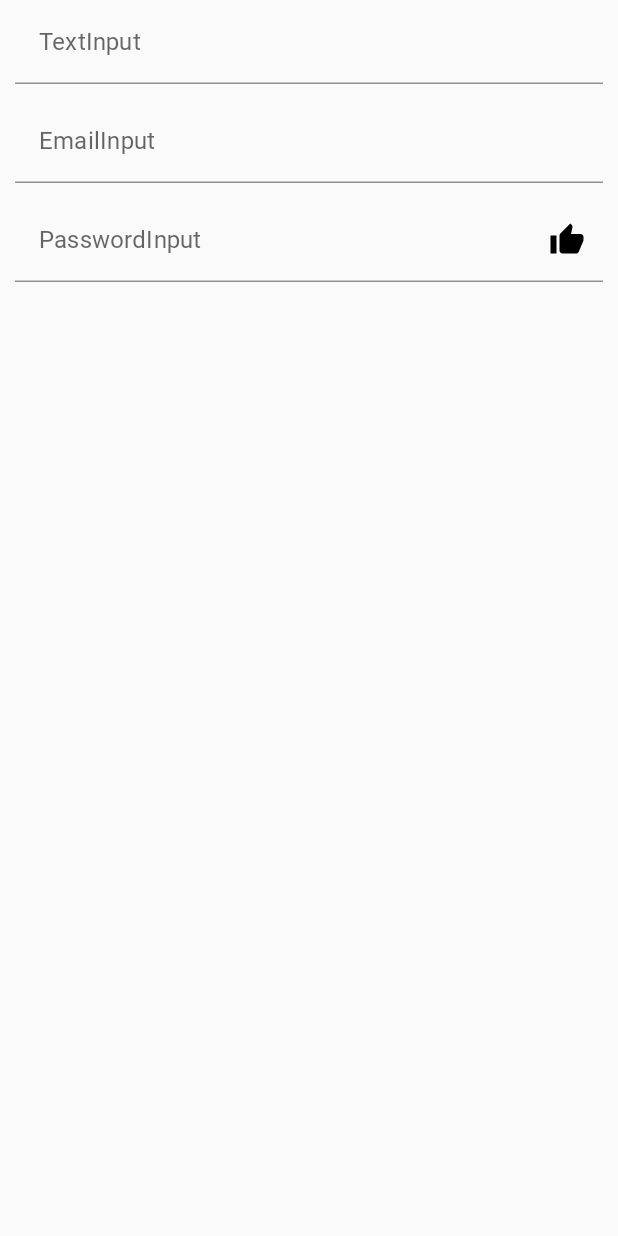
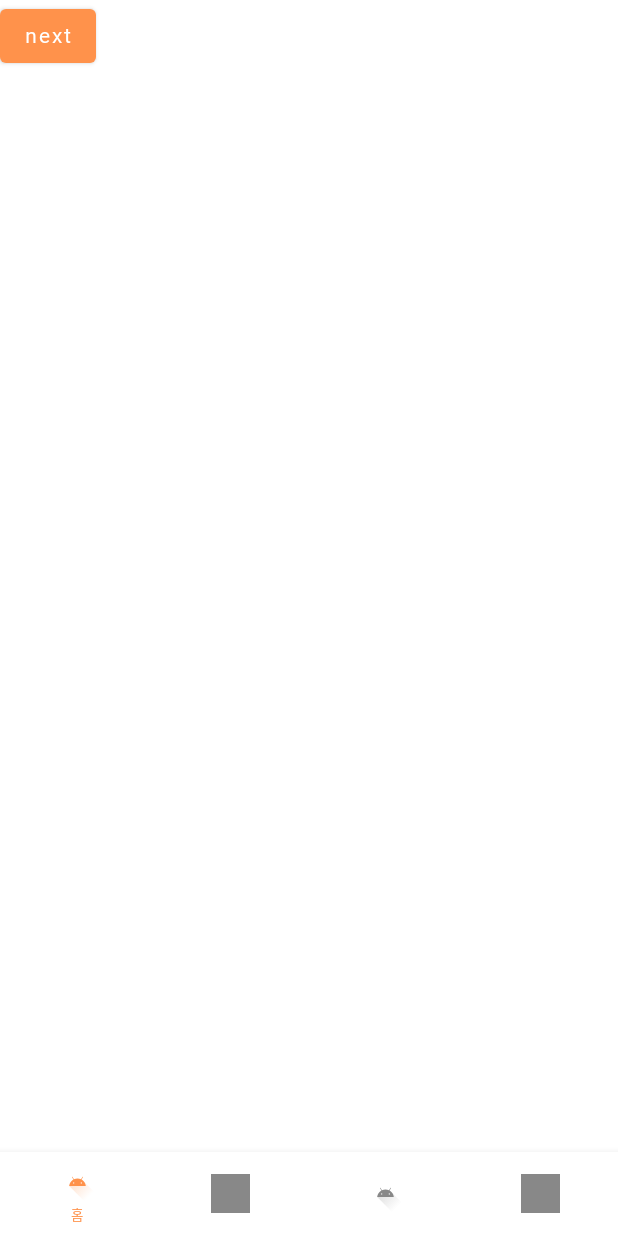
Before and after one commit to 6Android/OurHome, an Android app built with Jetpack Compose: the screen it shows after launch (MainActivity), on a phone screen of 412 x 824 dp. Run offline under Robolectric (Android 15) with nearby library versions, the phone set to English and light mode, and no system bars; Roboto replaces fonts that are not available here.

Commit message:
chore : BottomNavigation 추가 (S07P31D203-156)

```diff
--- a/OurHome/presentation/src/main/java/com/ssafy/ourhome/MainActivity.kt
+++ b/OurHome/presentation/src/main/java/com/ssafy/ourhome/MainActivity.kt
@@ -3,17 +3,19 @@ package com.ssafy.ourhome
 import android.os.Bundle
 import androidx.activity.ComponentActivity
 import androidx.activity.compose.setContent
-import androidx.compose.foundation.layout.Column
+import androidx.compose.foundation.layout.Box
 import androidx.compose.foundation.layout.fillMaxSize
-import androidx.compose.foundation.rememberScrollState
-import androidx.compose.foundation.verticalScroll
+import androidx.compose.foundation.layout.padding
+
 import androidx.compose.material.MaterialTheme
+import androidx.compose.material.Scaffold
 import androidx.compose.material.Surface
 import androidx.compose.runtime.Composable
 import androidx.compose.ui.Modifier
 import androidx.compose.ui.tooling.preview.Preview
-import com.ssafy.ourhome.components.EditTextPreView
-import com.ssafy.ourhome.components.RoundedButton
+import androidx.navigation.compose.rememberNavController
+import com.ssafy.ourhome.navigation.BottomNavigation
+import com.ssafy.ourhome.navigation.OurHomeNavGraph
 import com.ssafy.ourhome.ui.theme.OurHomeTheme
 
 class MainActivity : ComponentActivity() {
@@ -21,8 +23,8 @@ class MainActivity : ComponentActivity() {
         super.onCreate(savedInstanceState)
         setContent {
             OurHomeTheme {
-//                MyApp()
-                EditTextPreView()
+                MyApp()
+//                EditTextPreView()
             }
         }
     }
@@ -34,9 +36,19 @@ fun MyApp() {
         modifier = Modifier.fillMaxSize(),
         color = MaterialTheme.colors.background
     ) {
-        Column(modifier = Modifier.verticalScroll(rememberScrollState())) {
-            RoundedButton(label = "우리집")
+
+        val navController = rememberNavController()
+        Scaffold(
+            bottomBar = { BottomNavigation(navController) }
+        ) {
+            Box(modifier = Modifier.padding(it)) {
+                OurHomeNavGraph(navController)
+
+            }
         }
+//        Column(modifier = Modifier.verticalScroll(rememberScrollState())) {
+//            RoundedButton(label = "우리집")
+//        }
     }
 }
 
--- /dev/null
+++ b/OurHome/presentation/src/main/java/com/ssafy/ourhome/navigation/BottomNavItem.kt
@@ -0,0 +1,19 @@
+package com.ssafy.ourhome.navigation
+
+import com.ssafy.ourhome.R
+import com.ssafy.ourhome.utils.ALBUM
+import com.ssafy.ourhome.utils.HOME
+import com.ssafy.ourhome.utils.MYPAGE
+import com.ssafy.ourhome.utils.QUESTION
+
+sealed class BottomNavItem(
+    val title: Int, val icon: Int, val screenRoute: String
+) {
+    object Home : BottomNavItem(R.string.bottom_home, R.drawable.ic_launcher_foreground, HOME)
+    object Question :
+        BottomNavItem(R.string.bottom_question, R.drawable.ic_launcher_background, QUESTION)
+
+    object Album : BottomNavItem(R.string.bottom_album, R.drawable.ic_launcher_foreground, ALBUM)
+    object MyPage : BottomNavItem(R.string.bottom_myPage, R.drawable.ic_launcher_background, MYPAGE)
+
+}
--- /dev/null
+++ b/OurHome/presentation/src/main/java/com/ssafy/ourhome/navigation/BottomNavigation.kt
@@ -0,0 +1,64 @@
+package com.ssafy.ourhome.navigation
+
+import androidx.compose.foundation.layout.height
+import androidx.compose.foundation.layout.width
+import androidx.compose.material.BottomNavigationItem
+import androidx.compose.material.Icon
+import androidx.compose.material.MaterialTheme
+import androidx.compose.material.Text
+import androidx.compose.runtime.Composable
+import androidx.compose.runtime.getValue
+import androidx.compose.ui.Modifier
+import androidx.compose.ui.graphics.Color
+import androidx.compose.ui.res.painterResource
+import androidx.compose.ui.res.stringResource
+import androidx.compose.ui.unit.dp
+import androidx.compose.ui.unit.sp
+import androidx.navigation.NavController
+import androidx.navigation.compose.currentBackStackEntryAsState
+
+@Composable
+fun BottomNavigation(navController: NavController) {
+    val items = listOf(
+        BottomNavItem.Home,
+        BottomNavItem.Question,
+        BottomNavItem.Album,
+        BottomNavItem.MyPage
+    )
+
+    androidx.compose.material.BottomNavigation(
+        backgroundColor = Color.White,
+        contentColor = Color(0xFFFF924B)
+    ) {
+        val navBackStackEntry by navController.currentBackStackEntryAsState()
+        val currentRoute = navBackStackEntry?.destination?.route
+
+        items.forEach { item ->
+            BottomNavigationItem(
+                icon = {
+                    Icon(
+                        painter = painterResource(id = item.icon),
+                        contentDescription = stringResource(id = item.title),
+                        modifier = Modifier
+                            .width(26.dp)
+                            .height(26.dp)
+                    )
+                },
+                label = { Text(stringResource(id = item.title), fontSize = 9.sp) },
+                selectedContentColor = MaterialTheme.colors.primary,
+                unselectedContentColor = Color.Gray,
+                selected = currentRoute == item.screenRoute,
+                alwaysShowLabel = false,
+                onClick = {
+                    navController.navigate(item.screenRoute) {
+                        navController.graph.startDestinationRoute?.let {
+                            popUpTo(it) { saveState = true }
+                        }
+                        launchSingleTop = true
+                        restoreState = true
+                    }
+                }
+            )
+        }
+    }
+}
--- /dev/null
+++ b/OurHome/presentation/src/main/java/com/ssafy/ourhome/navigation/OurHomeNavGraph.kt
@@ -0,0 +1,35 @@
+package com.ssafy.ourhome.navigation
+
+import androidx.compose.runtime.Composable
+import androidx.navigation.NavHostController
+import androidx.navigation.compose.NavHost
+import androidx.navigation.compose.composable
+import com.ssafy.ourhome.screens.*
+
+
+@Composable
+fun OurHomeNavGraph(navController: NavHostController){
+    NavHost(
+        navController = navController,
+        startDestination = BottomNavItem.Home.screenRoute
+    ) {
+        composable(BottomNavItem.Home.screenRoute) {
+            HomeScreen(navController = navController)
+        }
+        composable(BottomNavItem.Question.screenRoute) {
+            QuestionScreen(navController = navController)
+        }
+        composable(BottomNavItem.Album.screenRoute) {
+            AlbumScreen(navController = navController)
+        }
+        composable(BottomNavItem.MyPage.screenRoute) {
+            MyPageScreen(navController = navController)
+        }
+
+        composable(OurHomeScreens.NextScreen.name) {
+            NextScreen(navController = navController)
+        }
+
+
+    }
+}
--- /dev/null
+++ b/OurHome/presentation/src/main/java/com/ssafy/ourhome/screens/HomeScreen.kt
@@ -0,0 +1,17 @@
+package com.ssafy.ourhome.screens
+
+import androidx.compose.material.Button
+import androidx.compose.material.Text
+import androidx.compose.runtime.Composable
+import androidx.navigation.NavController
+import com.ssafy.ourhome.navigation.OurHomeScreens
+
+@Composable
+fun HomeScreen(navController: NavController){
+    Button(onClick = {
+        navController.navigate(OurHomeScreens.NextScreen.name)
+    }) {
+        Text(text = "next")
+
+    }
+}
--- /dev/null
+++ b/OurHome/presentation/src/main/java/com/ssafy/ourhome/utils/Const.kt
@@ -0,0 +1,6 @@
+package com.ssafy.ourhome.utils
+
+const val HOME = "HOME"
+const val QUESTION = "QUESTION"
+const val ALBUM = "ALBUM"
+const val MYPAGE = "MYPAGE"
--- a/OurHome/presentation/src/main/res/values/strings.xml
+++ b/OurHome/presentation/src/main/res/values/strings.xml
@@ -1,3 +1,7 @@
 <resources>
     <string name="app_name">OurHome</string>
+    <string name="bottom_home">홈</string>
+    <string name="bottom_question">질문</string>
+    <string name="bottom_album">앨범</string>
+    <string name="bottom_myPage">마이페이지</string>
 </resources>
```
Also changed, not shown: OurHome/presentation/src/main/java/com/ssafy/ourhome/navigation/OurHomeScreens.kt (added, +16 -0 lines), OurHome/presentation/src/main/java/com/ssafy/ourhome/screens/AlbumScreen.kt (added, +10 -0 lines), OurHome/presentation/src/main/java/com/ssafy/ourhome/screens/MyPageScreen.kt (added, +10 -0 lines), OurHome/presentation/src/main/java/com/ssafy/ourhome/screens/NextScreen.kt (added, +73 -0 lines), OurHome/presentation/src/main/java/com/ssafy/ourhome/screens/QuestionScreen.kt (added, +10 -0 lines).
